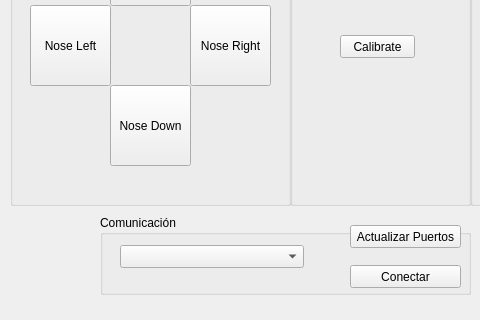
Above: GUI/ProyectoQt/Interfaz/interfaz.ui from lucasliano/Gimbal before the change; both pictures show x 0 to 480 and y 151 to 471 of the 678 by 471 pixel window. Below: the same form after it.
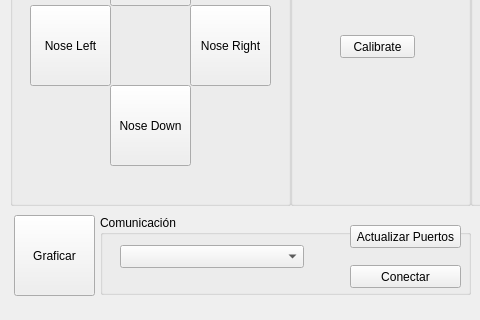
That is the form after the change.

Patch:
```diff
--- a/GUI/ProyectoQt/Interfaz/interfaz.ui
+++ b/GUI/ProyectoQt/Interfaz/interfaz.ui
@@ -415,6 +415,19 @@
      </property>
     </widget>
    </widget>
+   <widget class="QPushButton" name="btnPlot">
+    <property name="geometry">
+     <rect>
+      <x>14</x>
+      <y>330</y>
+      <width>81</width>
+      <height>81</height>
+     </rect>
+    </property>
+    <property name="text">
+     <string>Graficar</string>
+    </property>
+   </widget>
   </widget>
   <widget class="QMenuBar" name="menuBar">
    <property name="geometry">
```
Left out of the diff: 5 changed lines with no effect on the pictures.
